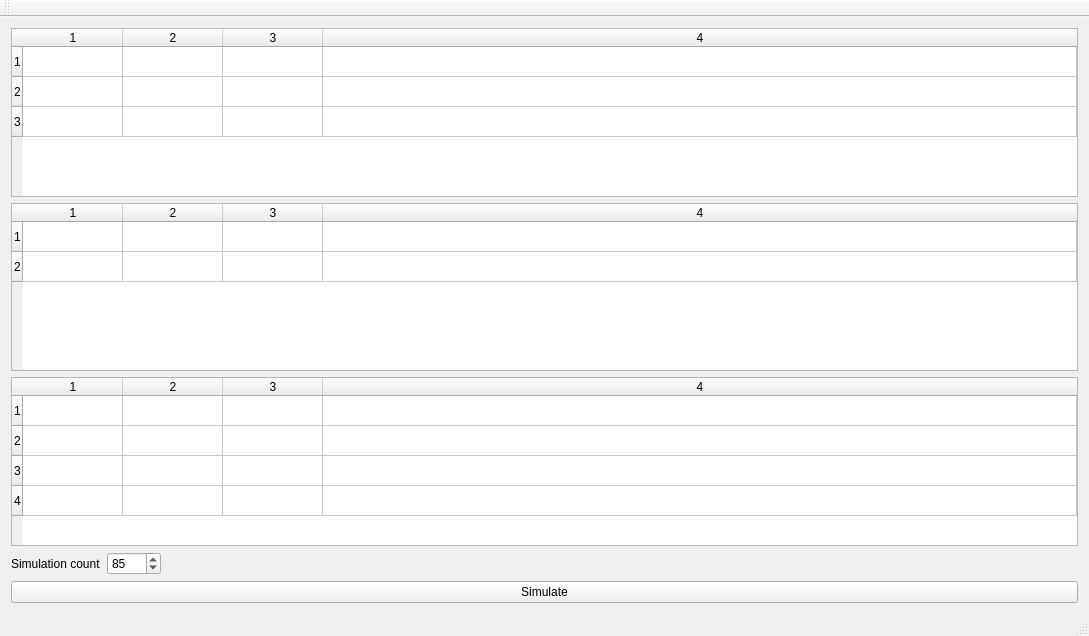
The window that MainWindow.ui (J-TAG/dump-truck-problem-simulation) describes before a commit, drawn with Qt 5.
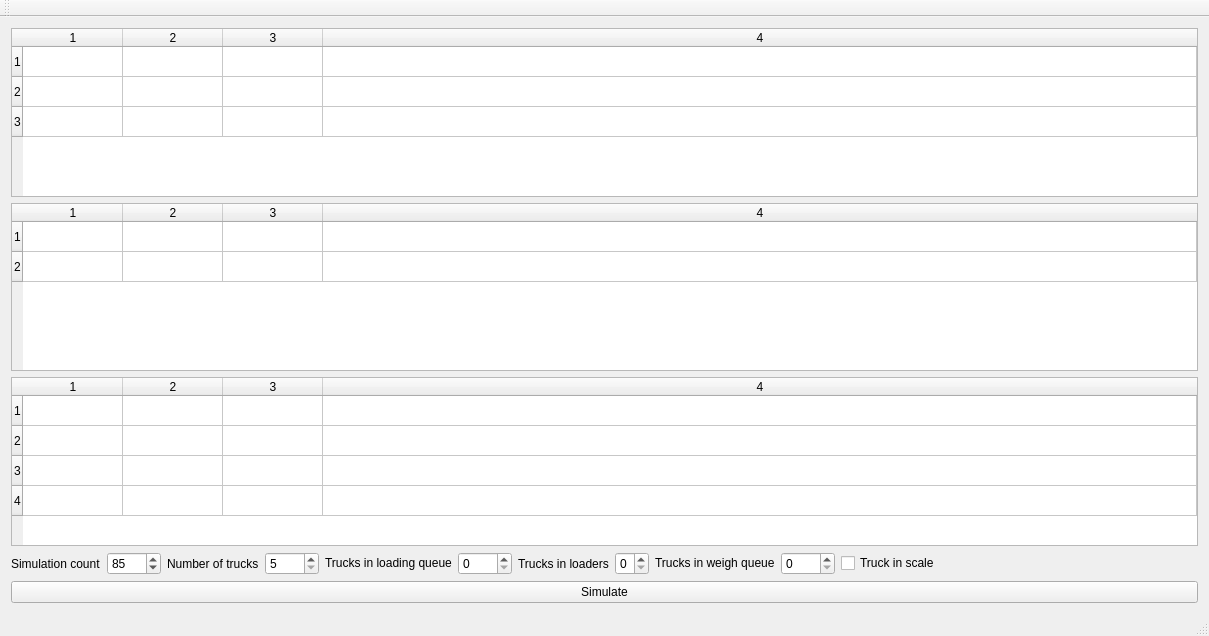
The same window after the commit.

```diff
--- a/MainWindow.ui
+++ b/MainWindow.ui
@@ -6,7 +6,7 @@
    <rect>
     <x>0</x>
     <y>0</y>
-    <width>1089</width>
+    <width>1209</width>
     <height>636</height>
    </rect>
   </property>
@@ -124,6 +124,72 @@
         </property>
        </widget>
       </item>
+      <item>
+       <widget class="QLabel" name="labelNumberOfTrucks">
+        <property name="text">
+         <string>Number of trucks</string>
+        </property>
+       </widget>
+      </item>
+      <item>
+       <widget class="QSpinBox" name="spinBoxNumberOfTrucks">
+        <property name="minimum">
+         <number>5</number>
+        </property>
+        <property name="maximum">
+         <number>1000</number>
+        </property>
+       </widget>
+      </item>
+      <item>
+       <widget class="QLabel" name="labelNumberOfTrucksInLoadingQueue">
+        <property name="text">
+         <string>&lt;html&gt;&lt;head/&gt;&lt;body&gt;&lt;p&gt;Trucks in loading queue&lt;/p&gt;&lt;/body&gt;&lt;/html&gt;</string>
+        </property>
+       </widget>
+      </item>
+      <item>
+       <widget class="QSpinBox" name="spinBoxNumberOfTrucksInLoadingQueue">
+        <property name="maximum">
+         <number>1000</number>
+        </property>
+       </widget>
+      </item>
+      <item>
+       <widget class="QLabel" name="labelNumberOfTrucksInLoader">
+        <property name="text">
+         <string>Trucks in loaders</string>
+        </property>
+       </widget>
+      </item>
+      <item>
+       <widget class="QSpinBox" name="spinBoxNumberOfTrucksInLoaders">
+        <property name="maximum">
+         <number>2</number>
+        </property>
+       </widget>
+      </item>
+      <item>
+       <widget class="QLabel" name="labelNumberOfTrucksInWeighQueue">
+        <property name="text">
+         <string>&lt;html&gt;&lt;head/&gt;&lt;body&gt;&lt;p&gt;Trucks in weigh queue&lt;/p&gt;&lt;/body&gt;&lt;/html&gt;</string>
+        </property>
+       </widget>
+      </item>
+      <item>
+       <widget class="QSpinBox" name="spinBoxNumberOftrucksInWeighQueue">
+        <property name="maximum">
+         <number>1000</number>
+        </property>
+       </widget>
+      </item>
+      <item>
+       <widget class="QCheckBox" name="checkBoxTruckInScale">
+        <property name="text">
+         <string>Truck in scale</string>
+        </property>
+       </widget>
+      </item>
       <item>
        <spacer name="horizontalSpacer">
         <property name="orientation">
```
Left out of the diff: 2 changed lines with no effect on the pictures.
